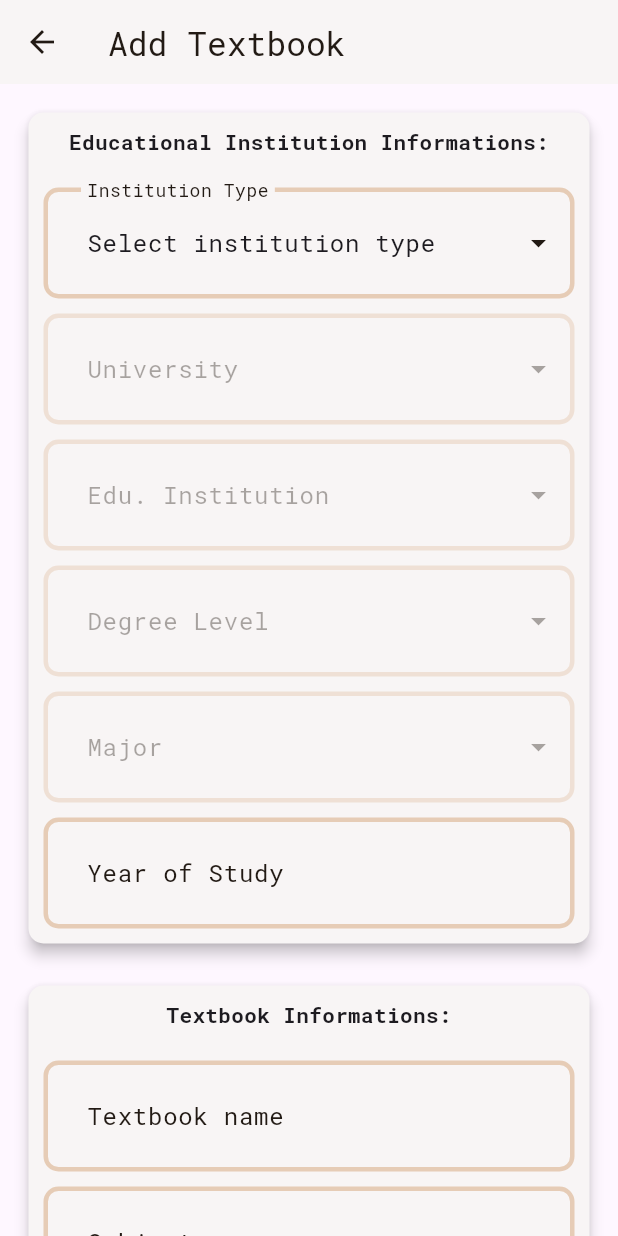
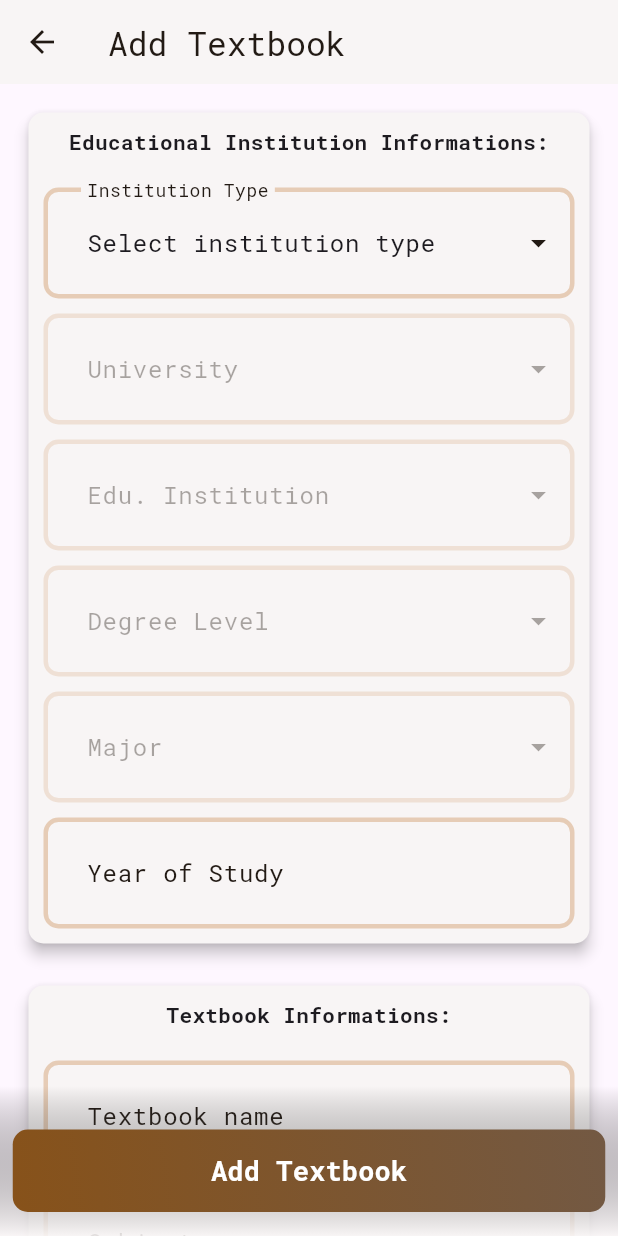
Before and after one commit to stefanovicdjordje1997/textbook-selling-app, a Flutter app: the screen it shows once a user with an empty profile is signed in, after a tap on the "add" icon, on a phone screen of 412 x 824 dp. Run offline on Flutter 3.47's test engine with Material 3 defaults, Android fonts, the phone set to English and light mode, and no system bars; our stand-ins replace cloud_firestore, firebase_auth, firebase_core, firebase_database, firebase_storage, flutter_riverpod and 3 more; accounts and stored records are empty.

Commit message:
Fix auth bug
Fix bug that prevented user to reach home page when navigating between login and register screen.

```diff
--- a/textbook_selling_app/lib/core/widgets/text_form_field.dart
+++ b/textbook_selling_app/lib/core/widgets/text_form_field.dart
@@ -5,7 +5,6 @@ class CustomTextFormField extends StatefulWidget {
     super.key,
     required this.labelText,
     required this.hintText,
-    this.initialText,
     required this.validator,
     required this.onSaved,
     this.keyboardType = TextInputType.text,
@@ -14,7 +13,6 @@ class CustomTextFormField extends StatefulWidget {
   });
   final String labelText;
   final String hintText;
-  final String? initialText;
   final String? Function(String? value) validator;
   final void Function(String? value) onSaved;
   final TextInputType keyboardType;
@@ -58,7 +56,6 @@ class _CustomTextFormFieldState extends State<CustomTextFormField> {
               )
             : null,
       ),
-      controller: TextEditingController(text: widget.initialText),
       keyboardType: widget.keyboardType,
       obscureText: _obscureText,
       textCapitalization: widget.capitalFirstLetter
--- a/textbook_selling_app/lib/features/add_textbook/view/screens/add_textbook.dart
+++ b/textbook_selling_app/lib/features/add_textbook/view/screens/add_textbook.dart
@@ -36,7 +36,9 @@ class _AddTextbookScreenState extends ConsumerState<AddTextbookScreen> {
       appBar: AppBar(
         title: const Text('Add Textbook'),
       ),
-      body: SingleChildScrollView(
+      body: Stack(
+        children: [
+          SingleChildScrollView(
             child: Form(
               key: viewModel.formKey,
               child: Padding(
@@ -80,8 +82,8 @@ class _AddTextbookScreenState extends ConsumerState<AddTextbookScreen> {
                               labelText: 'University',
                               searchLabel: viewModel.setSearchLabel(
                                   universities, 'Search universities'),
-                          enabled:
-                              universities != null && universities.isNotEmpty,
+                              enabled: universities != null &&
+                                  universities.isNotEmpty,
                               items: universities ?? [],
                               shouldResetSeletion: true,
                               itemDisplayValue: (item) => item,
@@ -101,8 +103,8 @@ class _AddTextbookScreenState extends ConsumerState<AddTextbookScreen> {
                               labelText: 'Edu. Institution',
                               searchLabel: viewModel.setSearchLabel(
                                   institutions, 'Search institution'),
-                          enabled:
-                              institutions != null && institutions.isNotEmpty,
+                              enabled: institutions != null &&
+                                  institutions.isNotEmpty,
                               items: institutions ?? [],
                               shouldResetSeletion: true,
                               itemDisplayValue: (item) => item,
@@ -123,8 +125,8 @@ class _AddTextbookScreenState extends ConsumerState<AddTextbookScreen> {
                               labelText: 'Degree Level',
                               searchLabel: viewModel.setSearchLabel(
                                   degreeLevels, 'Search degree level'),
-                          enabled:
-                              degreeLevels != null && degreeLevels.isNotEmpty,
+                              enabled: degreeLevels != null &&
+                                  degreeLevels.isNotEmpty,
                               items: degreeLevels ?? [],
                               shouldResetSeletion: true,
                               itemDisplayValue: (item) => item,
@@ -232,18 +234,37 @@ class _AddTextbookScreenState extends ConsumerState<AddTextbookScreen> {
                       ),
                     ),
 
-                const SizedBox(height: 20),
-                CustomButton(
+                    const SizedBox(height: 80),
+                  ],
+                ),
+              ),
+            ),
+          ),
+          Align(
+            alignment: Alignment.bottomCenter,
+            child: Container(
+              height: 100,
+              decoration: BoxDecoration(
+                gradient: LinearGradient(
+                  colors: [
+                    Theme.of(context).colorScheme.surface.withOpacity(0.9),
+                    Colors.transparent,
+                  ],
+                  begin: Alignment.bottomCenter,
+                  end: Alignment.topCenter,
+                ),
+              ),
+            ),
+          ),
+        ],
+      ),
+      floatingActionButtonLocation: FloatingActionButtonLocation.centerFloat,
+      floatingActionButton: CustomButton(
         onPressed: () {
           viewModel.saveForm(context);
         },
         text: 'Add Textbook',
       ),
-              ],
-            ),
-          ),
-        ),
-      ),
     );
   }
 }
--- a/textbook_selling_app/lib/features/auth/view/screens/login.dart
+++ b/textbook_selling_app/lib/features/auth/view/screens/login.dart
@@ -2,7 +2,7 @@ import 'package:flutter/material.dart';
 import 'package:flutter_riverpod/flutter_riverpod.dart';
 import 'package:textbook_selling_app/core/widgets/button.dart';
 import 'package:textbook_selling_app/core/widgets/text_form_field.dart';
-import 'package:textbook_selling_app/features/auth/view/widgets/auth_redirection.dart';
+import 'package:textbook_selling_app/features/auth/view/widgets/register_redirection.dart';
 import 'package:textbook_selling_app/features/auth/viewModel/login_viewmodel.dart';
 
 class LoginScreen extends ConsumerWidget {
@@ -54,7 +54,7 @@ class LoginScreen extends ConsumerWidget {
                         text: 'Login',
                       ),
                       const SizedBox(height: 20),
-                      const CustomRichText(authType: AuthType.login)
+                      const CustomRichText(),
                     ],
                   ),
                 ),
--- a/textbook_selling_app/lib/features/auth/view/screens/register.dart
+++ b/textbook_selling_app/lib/features/auth/view/screens/register.dart
@@ -1,7 +1,6 @@
 import 'package:flutter/material.dart';
 import 'package:flutter_riverpod/flutter_riverpod.dart';
 import 'package:textbook_selling_app/core/widgets/button.dart';
-import 'package:textbook_selling_app/features/auth/view/widgets/auth_redirection.dart';
 import 'package:textbook_selling_app/features/auth/view/widgets/date_picker.dart';
 import 'package:textbook_selling_app/core/widgets/text_form_field.dart';
 import 'package:textbook_selling_app/features/auth/view/widgets/dial_code_picker.dart';
@@ -120,9 +119,6 @@ class RegisterScreen extends ConsumerWidget {
                   text: 'Register',
                 ),
                 const SizedBox(height: 20),
-                const CustomRichText(
-                  authType: AuthType.register,
-                )
               ],
             ),
           ),
--- a/textbook_selling_app/lib/features/auth/view/widgets/auth_redirection.dart
+++ b/textbook_selling_app/lib/features/auth/view/widgets/register_redirection.dart
@@ -1,53 +1,33 @@
 import 'package:flutter/gestures.dart';
 import 'package:flutter/material.dart';
 import 'package:textbook_selling_app/core/utils/create_route.dart';
-import 'package:textbook_selling_app/features/auth/view/screens/login.dart';
 import 'package:textbook_selling_app/features/auth/view/screens/register.dart';
 
-enum AuthType {
-  login,
-  register,
-}
-
 class CustomRichText extends StatelessWidget {
-  const CustomRichText({super.key, required this.authType});
-
-  final AuthType authType;
+  const CustomRichText({super.key});
 
   @override
   Widget build(BuildContext context) {
-    final isLogin = authType == AuthType.login;
-
-    void goToLoginScreen(BuildContext context) {
-      Navigator.of(context).pushReplacement(createRoute(
-          page: const LoginScreen(), animationType: RouteAnimationType.fade));
-    }
-
     void goToRegisterScreen(BuildContext context) {
-      Navigator.of(context).pushReplacement(createRoute(
+      Navigator.of(context).push(createRoute(
           page: const RegisterScreen(),
           animationType: RouteAnimationType.fade));
     }
 
     return RichText(
       text: TextSpan(
-        text:
-            isLogin ? 'Don\'t have an account? ' : 'Already have an account? ',
+        text: 'Don\'t have an account? ',
         style: Theme.of(context).textTheme.titleMedium,
         children: [
           TextSpan(
-            text: isLogin ? 'Register' : 'Login',
+            text: 'Register',
             style: TextStyle(
               color: Theme.of(context).colorScheme.primary,
               fontWeight: FontWeight.bold,
             ),
             recognizer: TapGestureRecognizer()
               ..onTap = () {
-                if (isLogin) {
-                  goToRegisterScreen(context);
-                } else {
-                  goToLoginScreen(context);
-                }
+                goToRegisterScreen(context);
               },
           ),
         ],
--- a/textbook_selling_app/lib/features/auth/viewmodel/login_viewmodel.dart
+++ b/textbook_selling_app/lib/features/auth/viewmodel/login_viewmodel.dart
@@ -31,9 +31,6 @@ class LoginViewModel extends StateNotifier<LoginState> {
       try {
         await AuthService.loginUser(
             email: state.email, password: state.password);
-        if (context.mounted) {
-          hideLoader(context);
-        }
         // Go to home page
       } catch (error) {
         if (context.mounted) {
--- a/textbook_selling_app/lib/features/auth/viewmodel/register_viewmodel.dart
+++ b/textbook_selling_app/lib/features/auth/viewmodel/register_viewmodel.dart
@@ -147,6 +147,7 @@ class RegisterViewModel extends StateNotifier<RegisterState> {
             profilePhoto: state.pickedImageFile);
         if (context.mounted) {
           hideLoader(context);
+          Navigator.of(context).pop();
         }
       } catch (error) {
         if (context.mounted) {
--- a/textbook_selling_app/lib/features/home/view/screens/home.dart
+++ b/textbook_selling_app/lib/features/home/view/screens/home.dart
@@ -1,6 +1,7 @@
 import 'package:flutter/material.dart';
 import 'package:flutter_riverpod/flutter_riverpod.dart';
 import 'package:textbook_selling_app/core/utils/create_route.dart';
+import 'package:textbook_selling_app/core/utils/loader_functions.dart';
 import 'package:textbook_selling_app/features/add_textbook/view/screens/add_textbook.dart';
 import 'package:textbook_selling_app/features/home/viewmodel/home_viewmodel.dart';
 
@@ -17,6 +18,7 @@ class HomeScreen extends ConsumerWidget {
 
   @override
   Widget build(BuildContext context, WidgetRef ref) {
+    hideLoader(context);
     final viewModel = ref.watch(homeViewModelProvider.notifier);
     final currentIndex = ref.watch(homeViewModelProvider).index;
 
```
Lines whose indentation alone changed are shown as unchanged.
